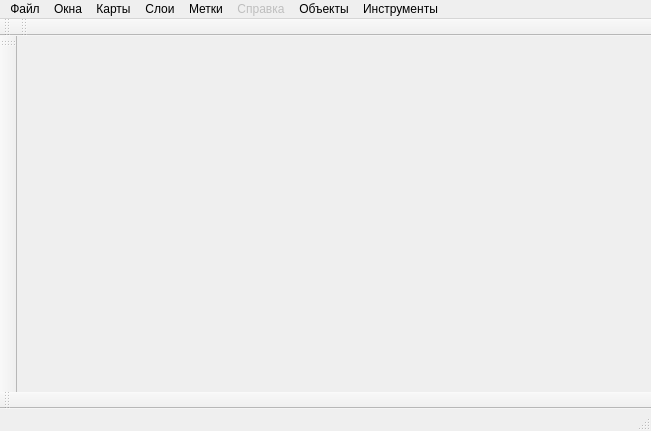
First picture: the form in VisualVar/mainwindow.ui, repository FedorGurin/VisualVar, before the edit.
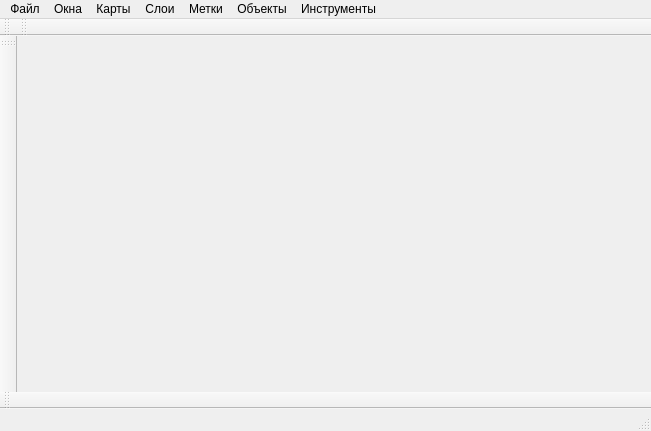
Second picture: the form after the edit. Icons and pictures are not drawn.

Patch:
```diff
--- a/VisualVar/mainwindow.ui
+++ b/VisualVar/mainwindow.ui
@@ -72,14 +72,6 @@
      <string>Окна</string>
     </property>
    </widget>
-   <widget class="QMenu" name="menuHelp">
-    <property name="enabled">
-     <bool>false</bool>
-    </property>
-    <property name="title">
-     <string>Справка</string>
-    </property>
-   </widget>
    <widget class="QMenu" name="menuMaps">
     <property name="title">
      <string>Карты</string>
@@ -194,7 +186,6 @@
    <addaction name="menuMaps"/>
    <addaction name="menuMapsLayer"/>
    <addaction name="menu_2"/>
-   <addaction name="menuHelp"/>
    <addaction name="menu_4"/>
    <addaction name="menuTools"/>
   </widget>
```
Left out of the diff: 28 changed lines with no effect on the pictures.
